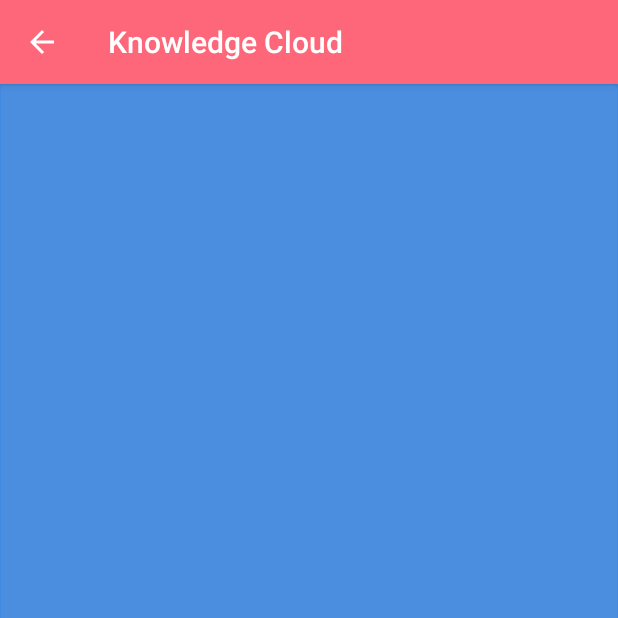
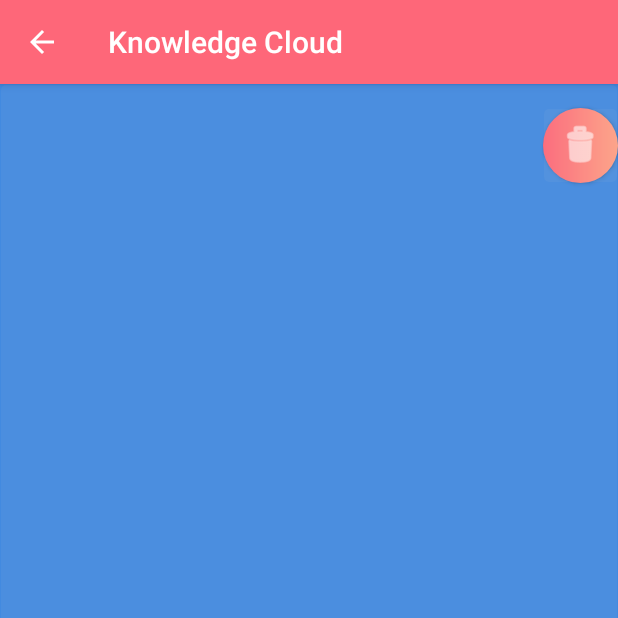
Before and after one commit to lyfzwrthlvng/KnCloud, an Android app: the KnowledgeDetails screen opened directly, with no data from a screen before it, on a phone screen of 412 x 824 dp, the top half of it. Run offline under Robolectric (Android 15) with nearby library versions, the phone set to English and light mode, and no system bars.

Commit message:
changed in view to delete knowledge

```diff
--- a/app/src/main/java/com/shrey/kc/kcui/KnowledgeDetails.java
+++ b/app/src/main/java/com/shrey/kc/kcui/KnowledgeDetails.java
@@ -4,6 +4,8 @@ import android.content.Intent;
 import android.os.Bundle;
 import android.util.Log;
 import android.view.MenuItem;
+import android.view.View;
+import android.widget.Button;
 import android.widget.TextView;
 
 import com.shrey.kc.kcui.activities.KCUIActivity;
@@ -35,6 +37,14 @@ public class KnowledgeDetails extends KCUIActivity {
         String knowledge = intent.getStringExtra("knowledge");
         TextView tv = findViewById(R.id.text_knowledge_details);
         tv.setText(knowledge);
+
+        Button deleteButton = findViewById(R.id.delete_knowledge_button);
+        deleteButton.setOnClickListener(new View.OnClickListener() {
+            @Override
+            public void onClick(View view) {
+                Log.d(KnowledgeDetails.class.getName(), "clicked on delete!");
+            }
+        });
     }
 
     @Override
--- a/app/src/main/java/com/shrey/kc/kcui/ViewKnowledge.java
+++ b/app/src/main/java/com/shrey/kc/kcui/ViewKnowledge.java
@@ -3,10 +3,12 @@ package com.shrey.kc.kcui;
 import android.content.Intent;
 import android.graphics.drawable.ClipDrawable;
 import android.os.Bundle;
+import android.support.constraint.ConstraintLayout;
 import android.support.v7.widget.CardView;
 import android.util.Log;
 import android.view.MenuItem;
 import android.view.View;
+import android.widget.Button;
 import android.widget.LinearLayout;
 import android.widget.TextView;
 
@@ -26,6 +28,8 @@ public class ViewKnowledge extends KCUIActivity {
         Log.i(ViewKnowledge.class.getName(), "started activity");
         setContentView(R.layout.activity_view_knowledge);
         getSupportActionBar().setDisplayHomeAsUpEnabled(true);
+        //registerListeners();
+        //addListeners(layout1, action);
         inflateCardsAndDisplay();
     }
 
@@ -43,6 +47,16 @@ public class ViewKnowledge extends KCUIActivity {
         setResult(RuntimeConstants.INSTANCE.STARTED_ACTIVITY_RESULT_NOOP);
         finish();
         return true;
+    }
+
+    private void addListeners(ConstraintLayout root, String action) {
+        Button deleteButton = root.findViewById(R.id.delete_knowledge_button);
+        deleteButton.setOnClickListener(new View.OnClickListener() {
+            @Override
+            public void onClick(View view) {
+
+            }
+        });
     }
 
     private void inflateCardsAndDisplay() {
--- a/app/src/main/res/layout/activity_knowledge_details.xml
+++ b/app/src/main/res/layout/activity_knowledge_details.xml
@@ -6,6 +6,22 @@
     android:layout_height="match_parent"
     tools:context=".KnowledgeDetails">
 
+
+    <Button
+        android:id="@+id/delete_knowledge_button"
+        android:layout_width="@dimen/round_button_radius"
+        android:layout_height="@dimen/round_button_radius"
+        android:layout_marginTop="@dimen/activity_vertical_margin"
+        android:background="@drawable/rounded_corners"
+        android:foreground="@android:drawable/ic_menu_delete"
+        android:foregroundGravity="center"
+        android:foregroundTint="@color/common_google_signin_btn_text_dark_pressed"
+        android:gravity="center_vertical|center_horizontal|center"
+        android:textSize="30sp"
+        android:typeface="monospace"
+        app:layout_constraintEnd_toEndOf="parent"
+        app:layout_constraintTop_toTopOf="@id/text_knowledge_details"
+        app:layout_constraintRight_toRightOf="@id/text_knowledge_details"/>
 
     <TextView
         android:id="@+id/text_knowledge_details"
@@ -21,4 +37,5 @@
         app:layout_constraintEnd_toEndOf="parent"
         app:layout_constraintBottom_toBottomOf="parent"
         app:layout_constraintTop_toTopOf="parent"/>
+
 </android.support.constraint.ConstraintLayout>
```
